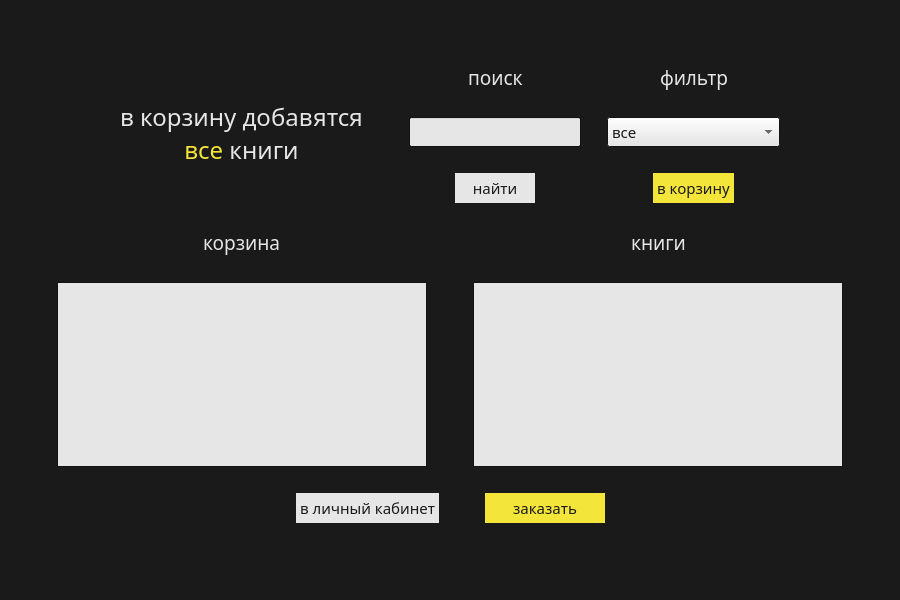
First picture: the form in states/clientState/clientsshoppage.ui, repository NotZahar/bookstore, before the edit.
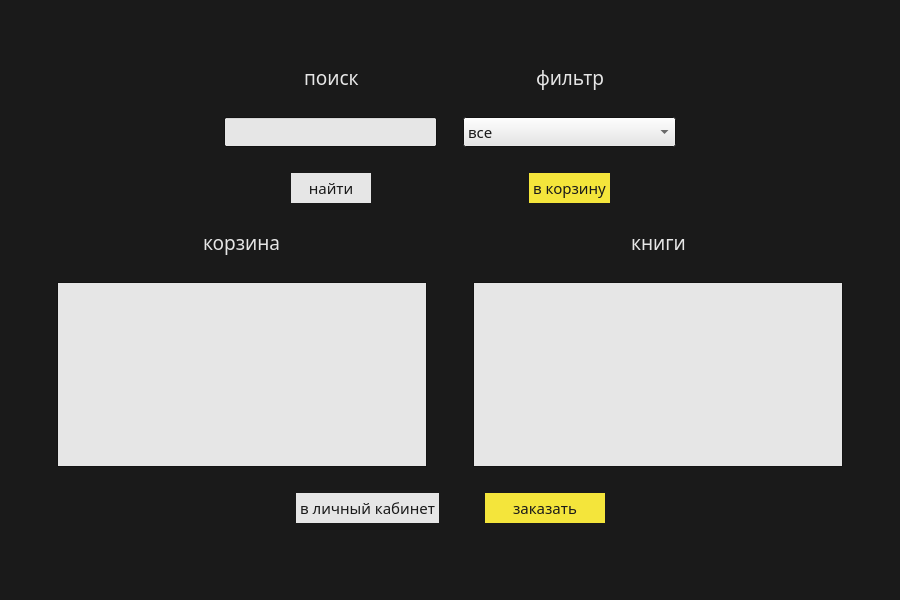
Second picture: the form after the edit.

Diff of the .ui file:
```diff
--- a/states/clientState/clientsshoppage.ui
+++ b/states/clientState/clientsshoppage.ui
@@ -341,29 +341,6 @@
        </property>
       </spacer>
      </item>
-     <item>
-      <widget class="QLabel" name="label_5">
-       <property name="text">
-        <string>&lt;html&gt;&lt;head/&gt;&lt;body&gt;&lt;p align=&quot;center&quot;&gt;&lt;span style=&quot; font-size:18pt;&quot;&gt;в корзину добавятся&lt;br/&gt;&lt;/span&gt;&lt;span style=&quot; font-size:18pt; color:#f4e53b;&quot;&gt;все&lt;/span&gt;&lt;span style=&quot; font-size:18pt;&quot;&gt; книги&lt;/span&gt;&lt;/p&gt;&lt;/body&gt;&lt;/html&gt;</string>
-       </property>
-      </widget>
-     </item>
-     <item>
-      <spacer name="horizontalSpacer_11">
-       <property name="orientation">
-        <enum>Qt::Horizontal</enum>
-       </property>
-       <property name="sizeType">
-        <enum>QSizePolicy::Fixed</enum>
-       </property>
-       <property name="sizeHint" stdset="0">
-        <size>
-         <width>40</width>
-         <height>20</height>
-        </size>
-       </property>
-      </spacer>
-     </item>
      <item>
       <layout class="QGridLayout" name="gridLayout">
        <item row="0" column="0" colspan="2">
```
